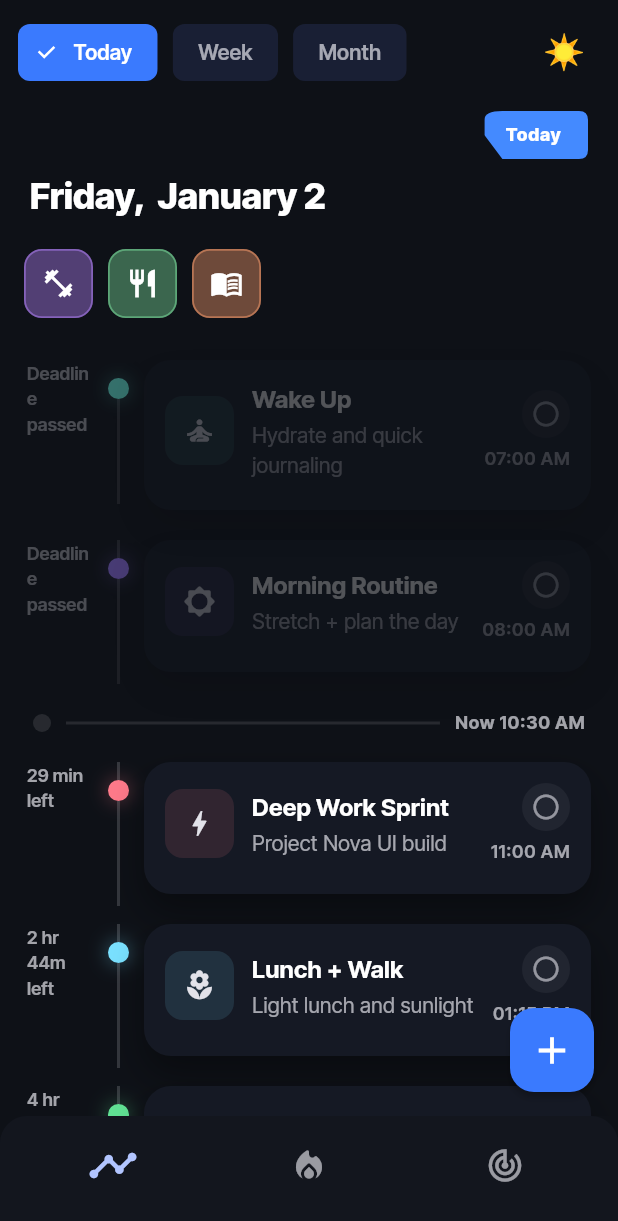
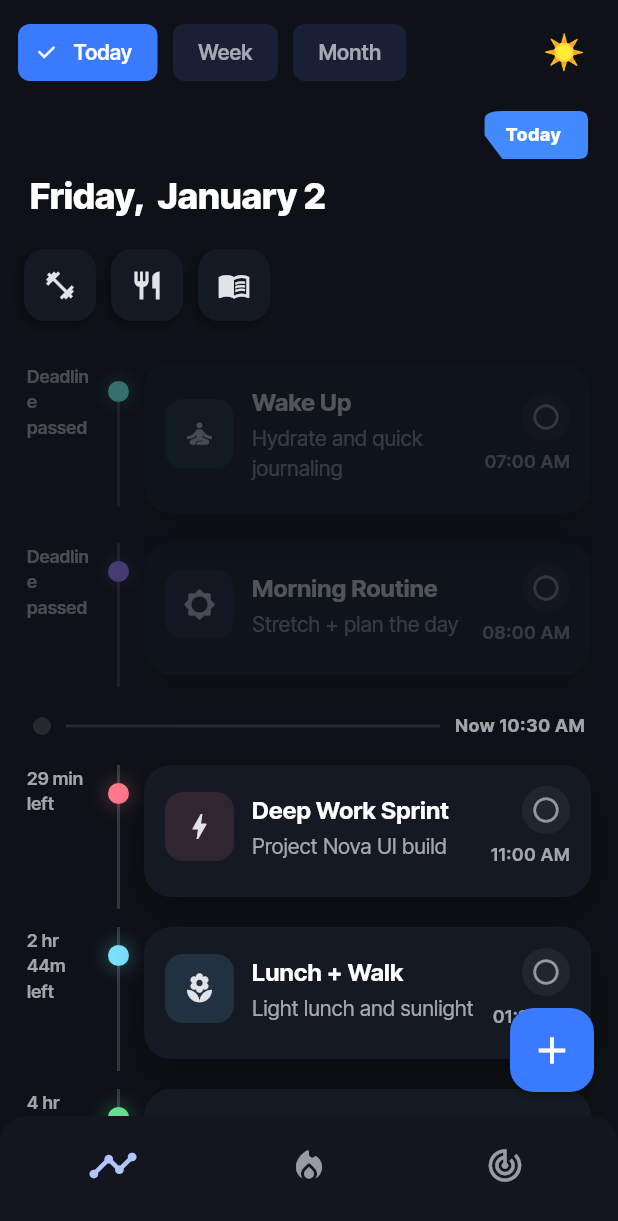
Before and after one commit to Mo7j/My-Tracker-App, a Flutter app: the screen it shows after launch, on a phone screen of 412 x 824 dp. Shown: the top 1221 px of the screen. Run offline on Flutter 3.47's test engine with Material 3 defaults, Android fonts, the phone set to English and light mode, and no system bars; our stand-ins replace cloud_firestore, firebase_core, google_fonts; accounts and stored records are empty.

Commit message:
fixed the habit badges

```diff
--- a/lib/pages/timeline_page.dart
+++ b/lib/pages/timeline_page.dart
@@ -1444,7 +1444,7 @@ class _HabitRow extends StatelessWidget {
   }
 }
 
-class _HabitChip extends StatelessWidget {
+class _HabitChip extends StatefulWidget {
   const _HabitChip({required this.habit, required this.ratio, this.onTap});
 
   final Habit habit;
@@ -1452,73 +1452,134 @@ class _HabitChip extends StatelessWidget {
   final VoidCallback? onTap;
 
   @override
+  State<_HabitChip> createState() => _HabitChipState();
+}
+
+class _HabitChipState extends State<_HabitChip> with SingleTickerProviderStateMixin {
+  late final AnimationController _controller;
+
+  @override
+  void initState() {
+    super.initState();
+    _controller = AnimationController(
+      vsync: this,
+      duration: const Duration(milliseconds: 1500),
+    )..repeat(period: const Duration(milliseconds: 1500));
+  }
+
+  @override
+  void dispose() {
+    _controller.dispose();
+    super.dispose();
+  }
+
+  @override
   Widget build(BuildContext context) {
+    final theme = Theme.of(context);
+    final radius = BorderRadius.circular(14);
     return GestureDetector(
-      onTap: onTap,
+      onTap: widget.onTap,
       child: Container(
-        width: 46,
-        height: 46,
+        width: 48,
+        height: 48,
         decoration: BoxDecoration(
-          color: habit.color.withOpacity(0.4),
-          borderRadius: BorderRadius.circular(12),
-          border: Border.all(color: habit.color.withOpacity(0.50), width: 1.2),
-        ),
-        child: Stack(
-          alignment: Alignment.center,
-          children: [
-            CustomPaint(
-              painter: _BlockFillPainter(
-                color: habit.color,
-                ratio: ratio,
-                blockCount: habit.timesPerDay <= 0 ? 1 : habit.timesPerDay,
-              ),
-              size: const Size(double.infinity, double.infinity),
-            ),
-            Icon(habit.icon, color: Colors.white, size: 22),
+          color: theme.cardColor,
+          borderRadius: radius,
+          boxShadow: [
+            BoxShadow(
+              color: Colors.black.withOpacity(theme.brightness == Brightness.dark ? 0.35 : 0.08),
+              blurRadius: 5,
+              offset: const Offset(-3, 3),
+            ),
           ],
         ),
+        child: ClipRRect(
+          borderRadius: radius,
+          child: AnimatedBuilder(
+            animation: _controller,
+            builder: (context, _) {
+              final elapsedMs = _controller.lastElapsedDuration?.inMilliseconds ?? 0;
+              final phase = (elapsedMs / 1500.0) * 2 * math.pi;
+              return Stack(
+                alignment: Alignment.center,
+                children: [
+                  CustomPaint(
+                    painter: _HabitFillPainter(
+                      color: widget.habit.color,
+                      ratio: widget.ratio,
+                      phase: phase,
+                    ),
+                    size: const Size(double.infinity, double.infinity),
+                  ),
+                  Icon(
+                    widget.habit.icon,
+                    color: theme.colorScheme.onSurface,
+                    size: 22,
+                  ),
+                ],
+              );
+            },
+          ),
+        ),
       ),
     );
   }
 }
 
-class _BlockFillPainter extends CustomPainter {
-  _BlockFillPainter({required this.color, required this.ratio, required this.blockCount});
+class _HabitFillPainter extends CustomPainter {
+  _HabitFillPainter({required this.color, required this.ratio, required this.phase});
+
   final Color color;
   final double ratio;
-  final int blockCount;
+  final double phase;
 
   @override
   void paint(Canvas canvas, Size size) {
-    final fillRatio = ratio.clamp(0.0, 1.0);
-    if (fillRatio <= 0) return;
-    final blocks = blockCount.clamp(1, 6);
-    const double gap = 3;
-    const double inset = 3;
-    final usableHeight = size.height - inset * 2;
-    final blockHeight = (usableHeight - gap * (blocks - 1)) / blocks;
-    final blockWidth = size.width - inset * 2;
-    if (blockHeight <= 0 || blockWidth <= 0) return;
-    final paint = Paint()..color = color.withOpacity(0.55);
-    final totalFill = blocks * fillRatio;
-    for (int i = 0; i < blocks; i++) {
-      final fillForBlock = (totalFill - i).clamp(0.0, 1.0);
-      if (fillForBlock <= 0) break;
-      final bottom = size.height - inset - (i * (blockHeight + gap));
-      final top = bottom - (blockHeight * fillForBlock);
-      final rect = Rect.fromLTWH(inset, top, blockWidth, blockHeight * fillForBlock);
-      canvas.drawRRect(
-        RRect.fromRectAndRadius(rect, const Radius.circular(5)),
-        paint,
-      );
+    final pct = ratio.clamp(0.0, 1.0);
+    if (pct <= 0) return;
+    final fillHeight = size.height * pct;
+    final baseY = size.height;
+    final topY = baseY - fillHeight;
+
+    Path buildWave(double phaseShift, double amp, double wavelength) {
+      final segments = (size.width / (wavelength * 0.6)).ceil() + 4;
+      final samples = <Offset>[];
+      for (int i = 0; i <= segments; i++) {
+        final x = i * wavelength;
+        final t = x / size.width;
+        final y = topY - amp * math.sin(phaseShift + t * 2 * math.pi);
+        samples.add(Offset(x.clamp(0.0, size.width), y));
+      }
+      final path = Path()..moveTo(0, baseY);
+      if (samples.isNotEmpty) {
+        path.lineTo(samples.first.dx, samples.first.dy);
+        for (int i = 0; i < samples.length - 1; i++) {
+          final p0 = samples[i];
+          final p1 = samples[i + 1];
+          final ctrl = Offset((p0.dx + p1.dx) / 2, (p0.dy + p1.dy) / 2);
+          path.quadraticBezierTo(p0.dx, p0.dy, ctrl.dx, ctrl.dy);
+        }
+        path.lineTo(samples.last.dx, samples.last.dy);
+      } else {
+        path.lineTo(size.width, topY);
+      }
+      path.lineTo(size.width, baseY);
+      path.close();
+      return path;
     }
-  }
-
-  @override
-  bool shouldRepaint(covariant _BlockFillPainter oldDelegate) {
-    return oldDelegate.color != color ||
-        oldDelegate.ratio != ratio ||
-        oldDelegate.blockCount != blockCount;
+
+    // Back (lighter) wave, slower and softer.
+    final backWave = buildWave(phase * 0.65, 4.0, 20.0);
+    canvas.drawPath(backWave, Paint()..color = color.withOpacity(0.26));
+
+    // Front (darker) wave, slightly offset.
+    final frontWave = buildWave(phase * 1.05 + math.pi / 6, 5.0, 18.0);
+    canvas.drawPath(frontWave, Paint()..color = color.withOpacity(0.56));
+  }
+
+  @override
+  bool shouldRepaint(covariant _HabitFillPainter oldDelegate) {
+    return oldDelegate.color != color || oldDelegate.ratio != ratio || oldDelegate.phase != phase;
   }
 }
 
@@ -1539,7 +1600,7 @@ class _ShakeState extends State<_Shake> with TickerProviderStateMixin {
     super.initState();
     _controller = AnimationController(
       vsync: this,
-      duration: const Duration(milliseconds: 1400),
+      duration: const Duration(milliseconds: 100),
     );
   }
 
```
